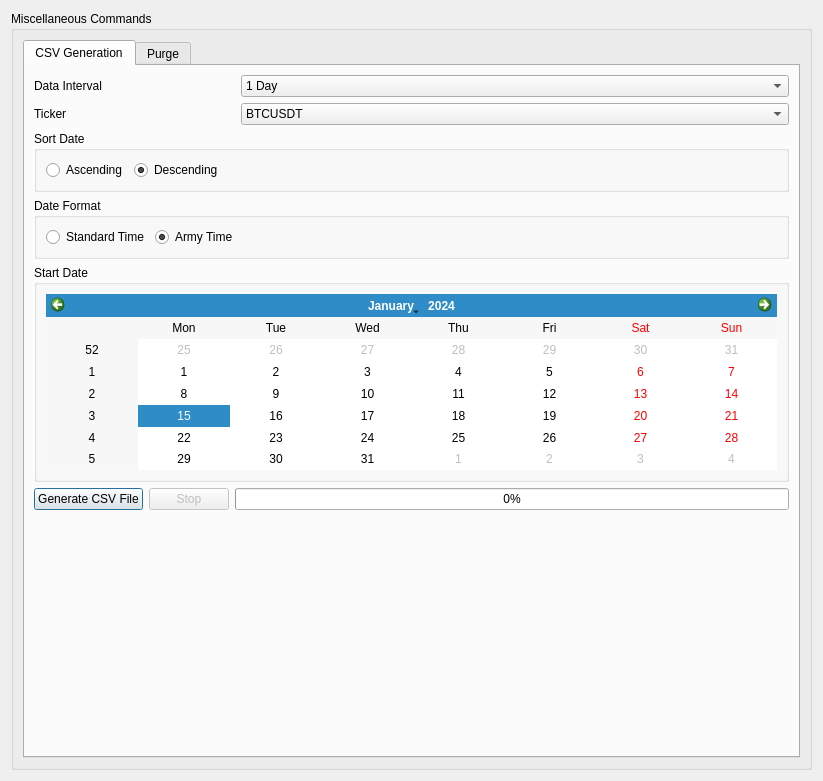
ZENALC/algobot, file UI/otherCommands.ui: the form before one commit.
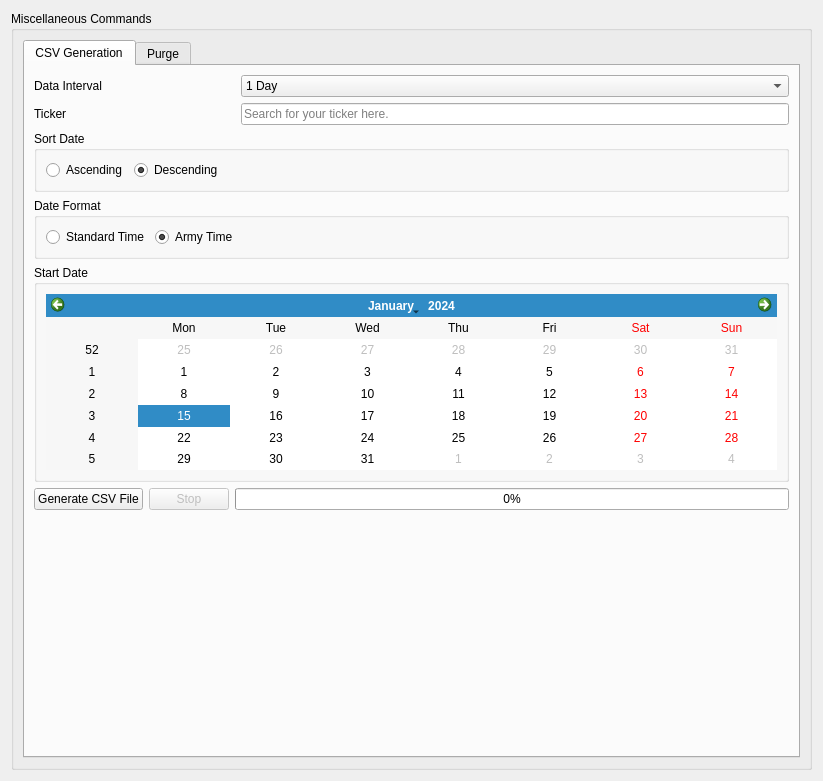
The form after the commit.

The edit to the form file:
```diff
--- a/UI/otherCommands.ui
+++ b/UI/otherCommands.ui
@@ -141,6 +141,9 @@
             <property name="text">
              <string>Generate CSV File</string>
             </property>
+            <property name="autoDefault">
+             <bool>false</bool>
+            </property>
            </widget>
           </item>
           <item row="1" column="0">
@@ -179,24 +182,6 @@
             </property>
            </widget>
           </item>
-          <item row="1" column="4">
-           <widget class="QComboBox" name="csvGenerationTicker">
-            <property name="sizePolicy">
-             <sizepolicy hsizetype="MinimumExpanding" vsizetype="Fixed">
-              <horstretch>0</horstretch>
-              <verstretch>0</verstretch>
-             </sizepolicy>
-            </property>
-            <property name="toolTip">
-             <string>Select ticker for which CSV data will be downloaded.</string>
-            </property>
-            <item>
-             <property name="text">
-              <string>BTCUSDT</string>
-             </property>
-            </item>
-           </widget>
-          </item>
           <item row="6" column="3" colspan="2">
            <widget class="QProgressBar" name="csvGenerationProgressBar">
             <property name="toolTip">
@@ -308,6 +293,16 @@
             </layout>
            </widget>
           </item>
+          <item row="1" column="4">
+           <widget class="QLineEdit" name="csvGenerationTicker">
+            <property name="placeholderText">
+             <string>Search for your ticker here.</string>
+            </property>
+            <property name="clearButtonEnabled">
+             <bool>true</bool>
+            </property>
+           </widget>
+          </item>
          </layout>
         </widget>
         <widget class="QWidget" name="purgeTab">
```
Left out of the diff: 4 changed lines with no effect on the pictures.
